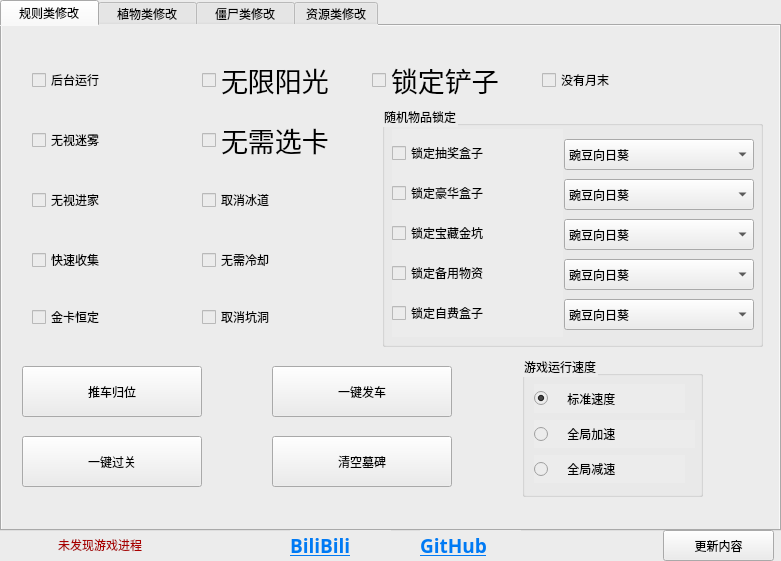
Old version of the form widget.ui in the repository Szy-XianQi/Szy_pvzHE_cheat.
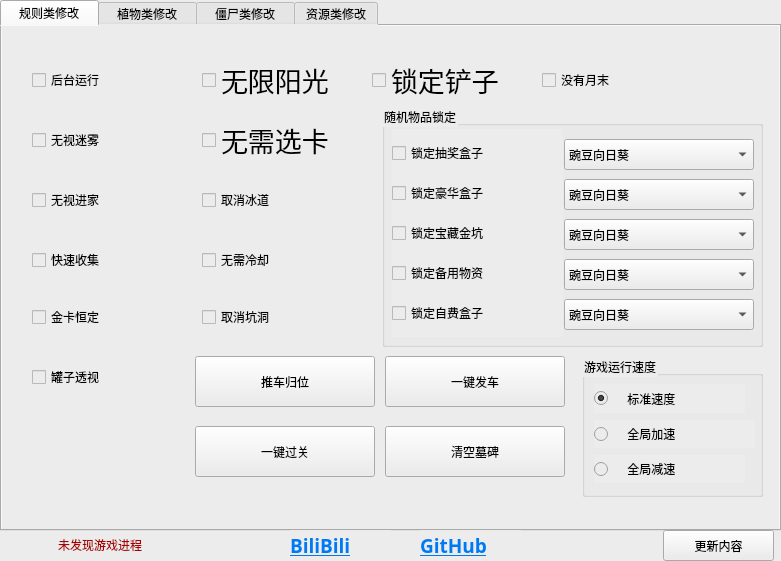
New version of the form.

The edit to the form file:
```diff
--- a/widget.ui
+++ b/widget.ui
@@ -133,8 +133,8 @@
     <widget class="QPushButton" name="pushButton_5">
      <property name="geometry">
       <rect>
-       <x>20</x>
-       <y>410</y>
+       <x>193</x>
+       <y>400</y>
        <width>180</width>
        <height>51</height>
       </rect>
@@ -149,8 +149,8 @@
     <widget class="QPushButton" name="pushButton_6">
      <property name="geometry">
       <rect>
-       <x>270</x>
-       <y>340</y>
+       <x>383</x>
+       <y>330</y>
        <width>180</width>
        <height>51</height>
       </rect>
@@ -165,8 +165,8 @@
     <widget class="QPushButton" name="pushButton_8">
      <property name="geometry">
       <rect>
-       <x>20</x>
-       <y>340</y>
+       <x>193</x>
+       <y>330</y>
        <width>180</width>
        <height>51</height>
       </rect>
@@ -227,8 +227,8 @@
     <widget class="QPushButton" name="pushButton">
      <property name="geometry">
       <rect>
-       <x>270</x>
-       <y>410</y>
+       <x>383</x>
+       <y>400</y>
        <width>180</width>
        <height>51</height>
       </rect>
@@ -309,7 +309,7 @@
     <widget class="QGroupBox" name="groupBox">
      <property name="geometry">
       <rect>
-       <x>520</x>
+       <x>580</x>
        <y>330</y>
        <width>181</width>
        <height>141</height>
@@ -4075,6 +4075,25 @@
       <string>取消坑洞</string>
      </property>
     </widget>
+    <widget class="QCheckBox" name="checkBox_46">
+     <property name="geometry">
+      <rect>
+       <x>30</x>
+       <y>330</y>
+       <width>161</width>
+       <height>42</height>
+      </rect>
+     </property>
+     <property name="toolTip">
+      <string/>
+     </property>
+     <property name="styleSheet">
+      <string notr="true">font: 20pt &quot;Microsoft YaHei UI&quot;;</string>
+     </property>
+     <property name="text">
+      <string>罐子透视</string>
+     </property>
+    </widget>
    </widget>
    <widget class="QWidget" name="tab_4">
     <attribute name="title">
```
Left out of the diff: 292 changed lines with no effect on the pictures.
